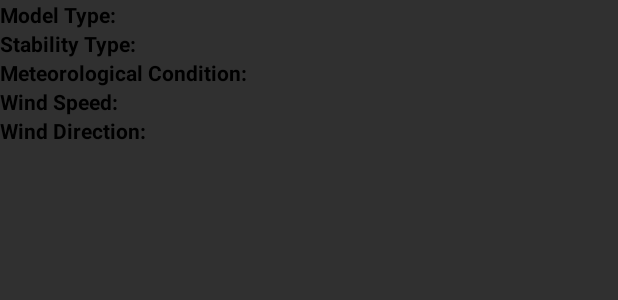
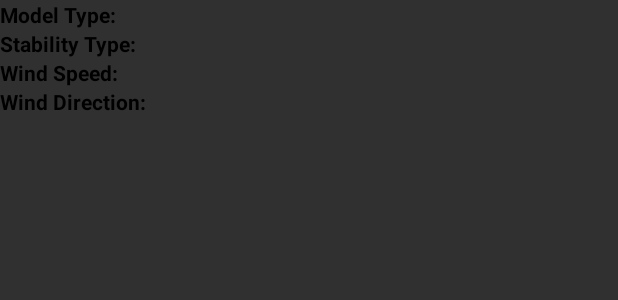
Before and after one commit to Shaniell/hotspotHealthCode, an Android app: the layout origin_point_info_view.xml on its own in the app's theme, with its tools: preview values and no code run, on a phone screen of 412 x 824 dp. Shown: the top 300 px of the screen. Run offline under Robolectric (Android 15) with nearby library versions, the phone set to English and light mode, and no system bars.

Commit message:
* Removed meteorolgical conditions from output

```diff
--- a/HotSpotHealthCode/app/src/main/java/com/hotspothealthcode/hotspothealthcode/fragments/PointInfoWindowAdapter.java
+++ b/HotSpotHealthCode/app/src/main/java/com/hotspothealthcode/hotspothealthcode/fragments/PointInfoWindowAdapter.java
@@ -92,7 +92,6 @@ public class PointInfoWindowAdapter implements GoogleMap.InfoWindowAdapter {
 
         TextView tvModelType = (TextView)view.findViewById(R.id.tvModelType);
         TextView tvStabilityType = (TextView)view.findViewById(R.id.tvStabilityType);
-        TextView tvMeteorologicalCondition = (TextView)view.findViewById(R.id.tvMeteorologicalCondition);
         TextView tvWindSpeed = (TextView)view.findViewById(R.id.tvWindSpeed);
         TextView tvWindDirection = (TextView)view.findViewById(R.id.tvWindDirection);
 
@@ -100,7 +99,6 @@ public class PointInfoWindowAdapter implements GoogleMap.InfoWindowAdapter {
 
         tvModelType.setText(result.getValue(ResultField.MODEL_TYPE).toString());
         tvStabilityType.setText(result.getValue(ResultField.STABILITY_TYPE).toString());
-        tvMeteorologicalCondition.setText(result.getValue(ResultField.METEOROLOGICAL_CONDITION).toString());
         tvWindSpeed.setText(result.getValue(ResultField.WIND_SPEED).toString());
         tvWindDirection.setText(result.getValue(ResultField.WIND_DIRECTION).toString());
 
--- a/HotSpotHealthCode/app/src/main/res/layout/origin_point_info_view.xml
+++ b/HotSpotHealthCode/app/src/main/res/layout/origin_point_info_view.xml
@@ -36,12 +36,12 @@
     <TextView
         android:layout_row="2"
         android:layout_column="0"
-        android:text="Meteorological Condition:"
+        android:text="Wind Speed:"
         android:textStyle="bold"
         android:textColor="#000"/>
 
     <TextView
-        android:id="@+id/tvMeteorologicalCondition"
+        android:id="@+id/tvWindSpeed"
         android:layout_row="2"
         android:layout_column="1"
         android:layout_marginLeft="5dp"
@@ -51,31 +51,16 @@
     <TextView
         android:layout_row="3"
         android:layout_column="0"
-        android:text="Wind Speed:"
+        android:text="Wind Direction:"
         android:textStyle="bold"
         android:textColor="#000"/>
 
     <TextView
-        android:id="@+id/tvWindSpeed"
+        android:id="@+id/tvWindDirection"
         android:layout_row="3"
         android:layout_column="1"
         android:layout_marginLeft="5dp"
         android:text=""
         android:textColor="#000"/>
 
-    <TextView
-        android:layout_row="4"
-        android:layout_column="0"
-        android:text="Wind Direction:"
-        android:textStyle="bold"
-        android:textColor="#000"/>
-
-    <TextView
-        android:id="@+id/tvWindDirection"
-        android:layout_row="4"
-        android:layout_column="1"
-        android:layout_marginLeft="5dp"
-        android:text=""
-        android:textColor="#000"/>
-
 </GridLayout>
```
